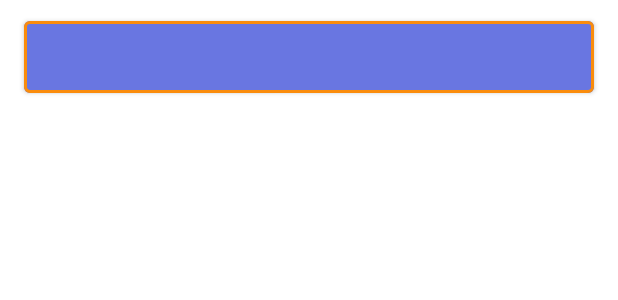
After one commit to TheHypnoo/PlayWithLessons, an Android app: the layout item_answer.xml on its own in the app's theme, with its tools: preview values and no code run, on a phone screen of 412 x 824 dp. The commit adds this screen. Shown: the top 300 px of the screen. Run offline under Robolectric (Android 15) with nearby library versions, the phone set to English and light mode, and no system bars.

Commit message:
Create Style for item_answer and colors. Added FragmentQuestion in Navigation also create item in menu. New Layout for item_answer and new anims for questions. Added adapter for item and ViewHolder, QuestionData and Provider is Temporary.

```diff
--- a/app/src/main/java/com/upitnik/playwithlessons/MainActivity.kt
+++ b/app/src/main/java/com/upitnik/playwithlessons/MainActivity.kt
@@ -30,7 +30,7 @@ class MainActivity : AppCompatActivity() {
         // Passing each menu ID as a set of Ids because each
         // menu should be considered as top level destinations.
         appBarConfiguration = AppBarConfiguration(setOf(
-                R.id.nav_home, R.id.nav_gallery, R.id.nav_slideshow), binding.drawerLayout)
+                R.id.nav_home, R.id.nav_gallery, R.id.nav_slideshow, R.id.nav_question), binding.drawerLayout)
         setupActionBarWithNavController(navController, appBarConfiguration)
         binding.navView.setupWithNavController(navController)
     }
--- /dev/null
+++ b/app/src/main/res/anim/slide_in_left.xml
@@ -0,0 +1,5 @@
+<?xml version="1.0" encoding="utf-8"?>
+<translate xmlns:android="http://schemas.android.com/apk/res/android"
+    android:duration="@android:integer/config_longAnimTime"
+    android:fromXDelta="100%p"
+    android:toXDelta="0%p" />
--- /dev/null
+++ b/app/src/main/res/anim/slide_out_right.xml
@@ -0,0 +1,5 @@
+<?xml version="1.0" encoding="utf-8"?>
+<translate xmlns:android="http://schemas.android.com/apk/res/android"
+    android:duration="@android:integer/config_longAnimTime"
+    android:fromXDelta="0%p"
+    android:toXDelta="-100%p" />
--- /dev/null
+++ b/app/src/main/res/layout/item_answer.xml
@@ -0,0 +1,5 @@
+<?xml version="1.0" encoding="utf-8"?>
+<com.google.android.material.button.MaterialButton xmlns:android="http://schemas.android.com/apk/res/android"
+    android:id="@+id/btnAnswer"
+    style="@style/buttonQuestion"
+    android:layout_marginTop="8dp"/>
--- a/app/src/main/res/menu/activity_main_drawer.xml
+++ b/app/src/main/res/menu/activity_main_drawer.xml
@@ -16,5 +16,9 @@
             android:id="@+id/nav_slideshow"
             android:icon="@drawable/ic_menu_slideshow"
             android:title="@string/menu_slideshow" />
+        <item
+            android:id="@+id/nav_question"
+            android:icon="@drawable/ic_menu_slideshow"
+            android:title="Questions" />
     </group>
 </menu>
--- a/app/src/main/res/navigation/mobile_navigation.xml
+++ b/app/src/main/res/navigation/mobile_navigation.xml
@@ -22,4 +22,10 @@
         android:name="com.upitnik.playwithlessons.ui.slideshow.SlideshowFragment"
         android:label="@string/menu_slideshow"
         tools:layout="@layout/fragment_slideshow" />
+
+    <fragment
+        android:id="@+id/nav_question"
+        android:name="com.upitnik.playwithlessons.ui.question.QuestionFragment"
+        android:label="Questions"
+        tools:layout="@layout/fragment_question" />
 </navigation>
--- a/app/src/main/res/values/colors.xml
+++ b/app/src/main/res/values/colors.xml
@@ -7,6 +7,11 @@
     <color name="teal_700">#FF018786</color>
     <color name="black">#FF000000</color>
     <color name="white">#FFFFFFFF</color>
+    <color name="green">#00FF05</color>
+    <color name="red">#FF0000</color>
+    <color name="orange">#fa8c0c</color>
+    <color name="purple">#6976e1</color>
+
 
     <color name="primaryColor">#393939</color>
     <color name="primaryLightColor">#636363</color>
--- a/app/src/main/res/values/themes.xml
+++ b/app/src/main/res/values/themes.xml
@@ -19,6 +19,17 @@
         <item name="windowNoTitle">true</item>
     </style>
 
+    <style name="buttonQuestion">
+        <item name="android:layout_height">60dp</item>
+        <item name="android:layout_width">match_parent</item>
+        <item name="android:layout_marginEnd">16dp</item>
+        <item name="android:layout_marginStart">16dp</item>
+        <item name="android:textColor">@color/white</item>
+        <item name="strokeColor">@color/orange</item>
+        <item name="strokeWidth">2dp</item>
+        <item name="backgroundTint">@color/purple</item>
+    </style>
+
     <style name="Theme.PlayWithLessons.AppBarOverlay" parent="ThemeOverlay.AppCompat.Dark.ActionBar" />
 
     <style name="Theme.PlayWithLessons.PopupOverlay" parent="ThemeOverlay.AppCompat.Light" />
```
Also changed, not shown: app/src/main/java/com/upitnik/playwithlessons/ui/question/QuestionData.kt (added, +8 -0 lines), app/src/main/java/com/upitnik/playwithlessons/ui/question/QuestionFragment.kt (+12 -3 lines), app/src/main/java/com/upitnik/playwithlessons/ui/question/QuestionProvider.kt (added, +70 -0 lines), app/src/main/java/com/upitnik/playwithlessons/ui/question/answer/AnswerAdapter.kt (added, +27 -0 lines), app/src/main/java/com/upitnik/playwithlessons/ui/question/answer/ViewHolder.kt (added, +23 -0 lines).
